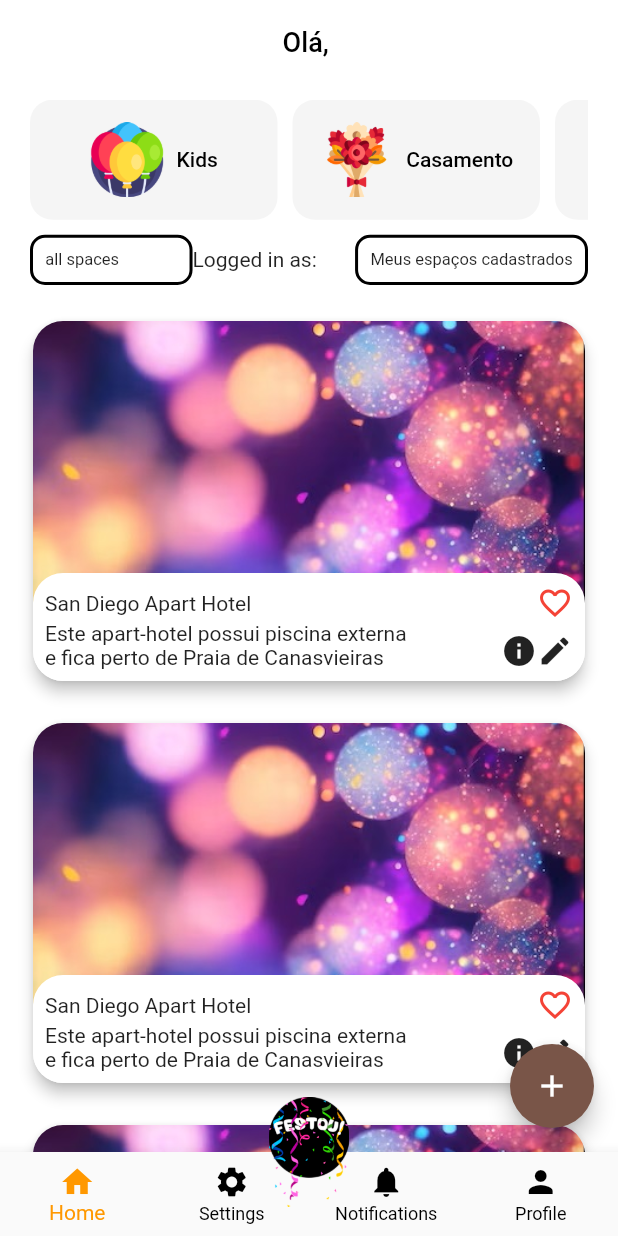
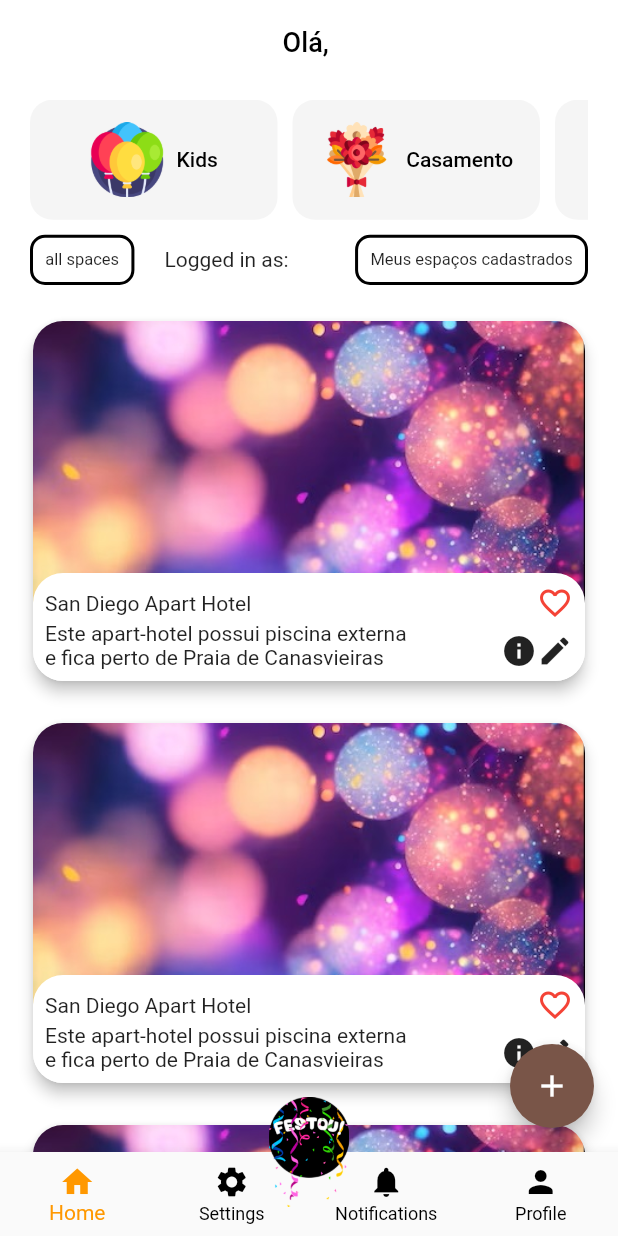
Before and after one commit to rodrigoaugusto99/git_flutter_festou, a Flutter app: the screen it shows once a user with an empty profile is signed in, on a phone screen of 412 x 824 dp. Run offline on Flutter 3.47's test engine with Material 2 defaults, Android fonts, the phone set to English and light mode, and no system bars; our stand-ins replace cloud_firestore, firebase_auth, firebase_core, flutter_riverpod, geocoding, google_maps_flutter and 3 more; missing offline and left inert: search_cep, validatorless; accounts and stored records are empty; generated files the repository leaves out were written again.

Commit message:
FESTOU-77: Ajustando botao do SliverAppBar

```diff
--- a/lib/src/features/home/home_page.dart
+++ b/lib/src/features/home/home_page.dart
@@ -313,8 +313,7 @@ class _HomePageState extends ConsumerState<HomePage> {
                       crossAxisAlignment: CrossAxisAlignment.center,
                       mainAxisAlignment: MainAxisAlignment.spaceBetween,
                       children: [
-                        Expanded(
-                          child: InkWell(
+                        InkWell(
                           onTap: () => Navigator.of(context)
                               .pushNamed('/home/all_spaces', arguments: user),
                           child: Container(
@@ -325,8 +324,8 @@ class _HomePageState extends ConsumerState<HomePage> {
                                 color: Colors.black,
                                 width: 2.0,
                               ),
-                                borderRadius: const BorderRadius.all(
-                                    Radius.circular(10.0)),
+                              borderRadius:
+                                  const BorderRadius.all(Radius.circular(10.0)),
                             ),
                             child: const Text(
                               'all spaces',
@@ -334,14 +333,14 @@ class _HomePageState extends ConsumerState<HomePage> {
                             ),
                           ),
                         ),
+                        const SizedBox(
+                          width: 20,
                         ),
                         Expanded(
                           child: Text(
                             'Logged in as: ${user.email}',
-                            overflow: TextOverflow
-                                .ellipsis, // Adicionado para mostrar reticências se o email for muito longo e não couber em uma linha.
-                            maxLines:
-                                2, // Permite até 2 linhas. Ajuste conforme necessário.
+                            overflow: TextOverflow.ellipsis,
+                            maxLines: 2,
                           ),
                         ),
                         InkWell(
```
Lines whose indentation alone changed are shown as unchanged.
